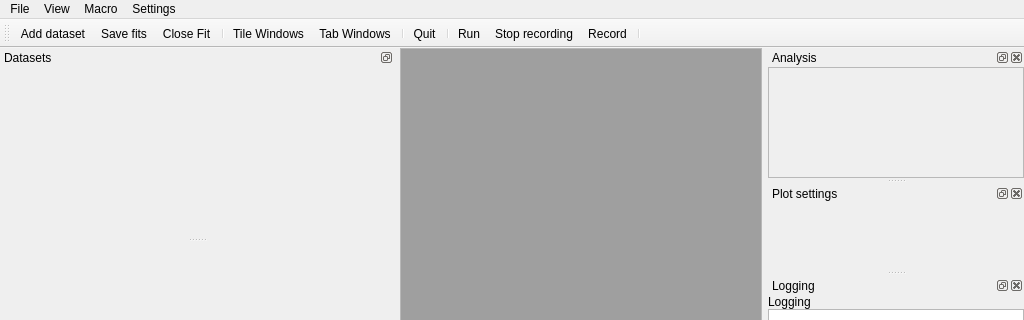
Before: the Qt Designer form chisurf/gui/gui.ui in Fluorescence-Tools/chisurf, drawn with Qt 5; both pictures show x 0 to 1024 and y 0 to 320 of the 1024 by 700 pixel window.
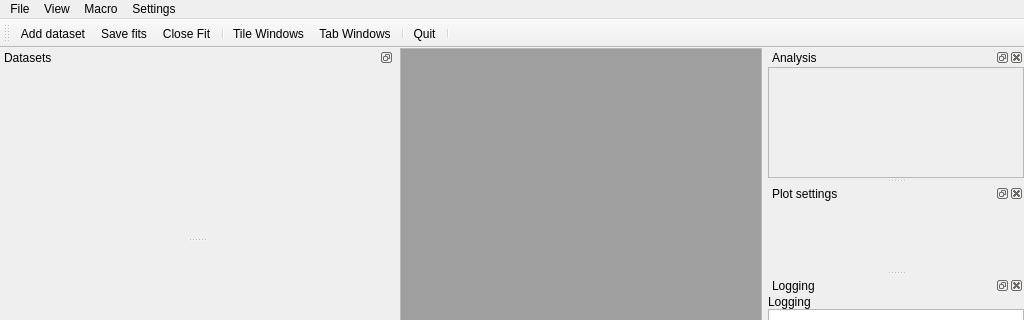
After: the same form once the commit is applied. Icons and pictures are not drawn.

Diff of the .ui file:
```diff
--- a/chisurf/gui/gui.ui
+++ b/chisurf/gui/gui.ui
@@ -855,10 +855,6 @@
    <addaction name="separator"/>
    <addaction name="actionExit_2"/>
    <addaction name="separator"/>
-   <addaction name="actionRun"/>
-   <addaction name="actionStop"/>
-   <addaction name="actionRecord"/>
-   <addaction name="separator"/>
   </widget>
   <action name="actionExit">
    <property name="icon">
@@ -1394,24 +1390,6 @@
     <string>Record</string>
    </property>
   </action>
-  <action name="actionRun">
-   <property name="icon">
-    <iconset resource="resources/resource.qrc">
-     <normaloff>:/icons/icons/Farm-Fresh_control_play.png</normaloff>:/icons/icons/Farm-Fresh_control_play.png</iconset>
-   </property>
-   <property name="text">
-    <string>Run</string>
-   </property>
-  </action>
-  <action name="actionStop">
-   <property name="icon">
-    <iconset resource="resources/resource.qrc">
-     <normaloff>:/icons/icons/Farm-Fresh_control_stop.png</normaloff>:/icons/icons/Farm-Fresh_control_stop.png</iconset>
-   </property>
-   <property name="text">
-    <string>Stop recording</string>
-   </property>
-  </action>
   <action name="actionCascade">
    <property name="icon">
     <iconset resource="resources/resource.qrc">
```
Left out of the diff: 9 changed lines with no effect on the pictures. Lines whose indentation alone changed are shown as unchanged.
